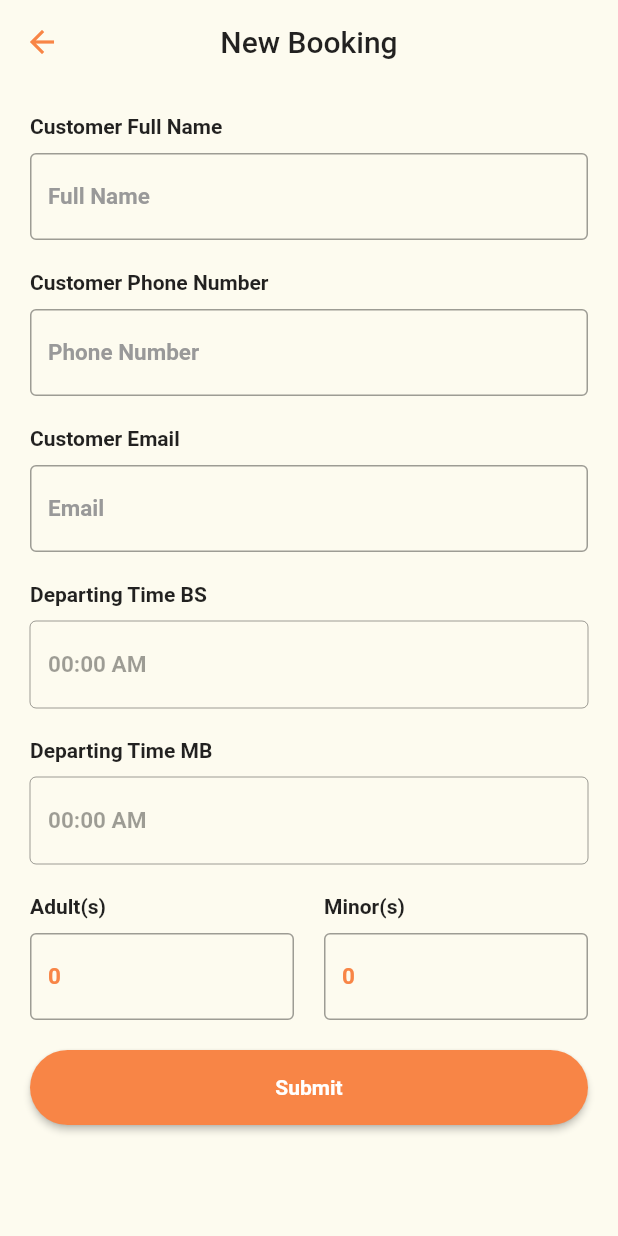
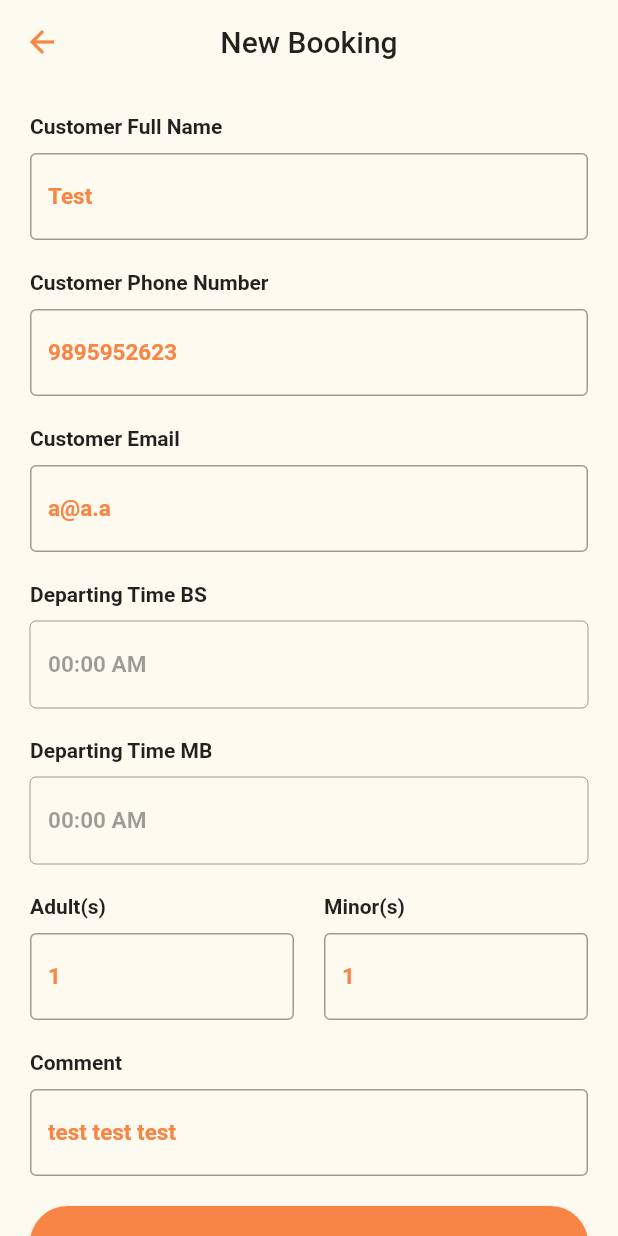
Before and after one commit to DeepakShano/miami, a Flutter app: the NewBookingFormScreen screen opened directly with empty values, on a phone screen of 412 x 824 dp. Run offline on Flutter 3.47's test engine with Material 2 defaults, Android fonts, the phone set to English and light mode, and no system bars; drawn by our look-alikes of overlay_support; our stand-ins replace cloud_firestore, firebase_core, logger, pin_input_text_field, qr_flutter, share; accounts and stored records are empty.

Commit message:
Add comments field

```diff
--- a/lib/global.dart
+++ b/lib/global.dart
@@ -1,4 +1,4 @@
 import 'package:logger/logger.dart';
 
-const bool DEBUG = false;
+const bool DEBUG = true;
 final Logger logger = Logger();
--- a/lib/screens/new_booking_form_screen.dart
+++ b/lib/screens/new_booking_form_screen.dart
@@ -39,6 +39,7 @@ class _NewBookingFormScreenState extends State<NewBookingFormScreen> {
   final TextEditingController _minorCountController = TextEditingController();
   final TextEditingController _dptTimeController = TextEditingController();
   final TextEditingController _returnTimeController = TextEditingController();
+  final TextEditingController _commentController = TextEditingController();
 
   bool isBtnLoading = false;
 
@@ -61,6 +62,7 @@ class _NewBookingFormScreenState extends State<NewBookingFormScreen> {
       _emailController.text = 'a@a.a';
       _minorCountController.text = '1';
       _adultCountController.text = '1';
+      _commentController.text = 'test test test';
     }
 
     super.initState();
@@ -88,7 +90,7 @@ class _NewBookingFormScreenState extends State<NewBookingFormScreen> {
                       ? CircularProgressIndicator()
                       : Text('Submit'),
                   onPressed:
-                  isBtnLoading ? null : () => _onPressPrimaryBtn(context),
+                      isBtnLoading ? null : () => _onPressPrimaryBtn(context),
                   textColor: Colors.white,
                 ),
               ),
@@ -185,7 +187,7 @@ class _NewBookingFormScreenState extends State<NewBookingFormScreen> {
             validator: (value) {
               if (value.isNotEmpty) {
                 if (!RegExp(
-                    r"^[a-zA-Z0-9.a-zA-Z0-9.!#$%&'*+-/=?^_`{|}~]+@[a-zA-Z0-9]+\.[a-zA-Z]+")
+                        r"^[a-zA-Z0-9.a-zA-Z0-9.!#$%&'*+-/=?^_`{|}~]+@[a-zA-Z0-9]+\.[a-zA-Z]+")
                     .hasMatch(value)) {
                   return 'Enter a valid email address';
                 }
@@ -328,8 +330,30 @@ class _NewBookingFormScreenState extends State<NewBookingFormScreen> {
                     ),
                   ],
                 ),
-              )
+              ),
             ],
+          ),
+          SizedBox(height: 20),
+          Text(
+            'Comment',
+            style: Theme.of(context).textTheme.bodyText2,
+          ),
+          SizedBox(height: 10),
+          TextFormField(
+            controller: _commentController,
+            textCapitalization: TextCapitalization.sentences,
+            keyboardType: TextInputType.multiline,
+            maxLines: null,
+            decoration: InputDecoration(
+              hintText: 'Comments',
+              border: OutlineInputBorder(
+                borderSide: BorderSide(
+                  color: Theme.of(context).primaryColor,
+                  width: 1,
+                ),
+              ),
+            ),
+            textInputAction: TextInputAction.done,
           ),
         ],
       ),
@@ -341,7 +365,7 @@ class _NewBookingFormScreenState extends State<NewBookingFormScreen> {
         _minorCountController.text.isEmpty)
       return false;
     else if (int.parse(_adultCountController.text) +
-        int.parse(_minorCountController.text) <=
+            int.parse(_minorCountController.text) <=
         0) return false;
 
     return true;
@@ -374,7 +398,7 @@ class _NewBookingFormScreenState extends State<NewBookingFormScreen> {
       bookingAgentID: context.read<AppUserProvider>().appUser?.userID,
       bookingDate: DateFormat('ddMMMyyy').format(bookingDateTime),
       bookingDateTimeStamp: bookingDateTime,
-      comment: '',
+      comment: _commentController.text,
       taxiID: widget.taxiId,
       todayDateString: DateFormat('ddMMMyyy').format(bookingDateTime),
     );
```
Also changed, not shown: lib/screens/edit_booking_screen.dart (+25 -0 lines).
